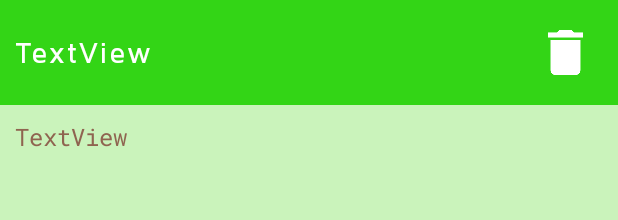
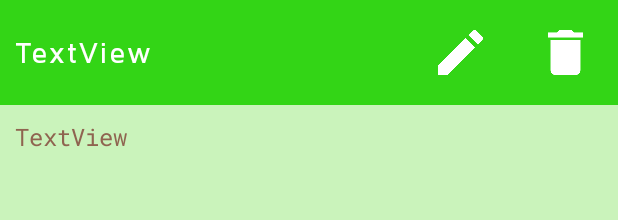
Before and after one commit to dasgauranga2/Secure-Notes, an Android app: the layout activity_note_detail.xml on its own in the app's theme, with its tools: preview values and no code run, on a phone screen of 412 x 824 dp. Shown: the top 220 px of the screen. Run offline under Robolectric (Android 15) with nearby library versions, the phone set to English and light mode, and no system bars.

```diff
--- a/app/build.gradle
+++ b/app/build.gradle
@@ -36,4 +36,5 @@ dependencies {
     testImplementation 'junit:junit:4.+'
     androidTestImplementation 'androidx.test.ext:junit:1.1.2'
     androidTestImplementation 'androidx.test.espresso:espresso-core:3.3.0'
+    implementation "androidx.biometric:biometric:1.1.0"
 }
--- a/app/src/main/java/com/gauranga/securenotes/MainActivity.java
+++ b/app/src/main/java/com/gauranga/securenotes/MainActivity.java
@@ -1,6 +1,7 @@
 package com.gauranga.securenotes;
 
 import androidx.appcompat.app.AppCompatActivity;
+import androidx.fragment.app.FragmentActivity;
 import androidx.recyclerview.widget.LinearLayoutManager;
 import androidx.recyclerview.widget.RecyclerView;
 
@@ -65,7 +66,7 @@ public class MainActivity extends AppCompatActivity {
 
     public void setup_recyclerview() {
 
-        NoteListAdapter noteListAdapter = new NoteListAdapter(this, titles, contents);
+        NoteListAdapter noteListAdapter = new NoteListAdapter(MainActivity.this, titles, contents);
         recyclerView.setAdapter(noteListAdapter);
         recyclerView.setLayoutManager(new LinearLayoutManager(this));
     }
--- a/app/src/main/res/layout/activity_note_detail.xml
+++ b/app/src/main/res/layout/activity_note_detail.xml
@@ -28,9 +28,11 @@
             android:textColor="@color/white"
             android:textSize="20sp"
             app:layout_constraintBottom_toBottomOf="parent"
-            app:layout_constraintEnd_toStartOf="@+id/deleteNoteButton"
+            app:layout_constraintEnd_toStartOf="@+id/imageButton"
+            app:layout_constraintHorizontal_bias="1.0"
             app:layout_constraintStart_toStartOf="parent"
-            app:layout_constraintTop_toTopOf="parent" />
+            app:layout_constraintTop_toTopOf="parent"
+            app:layout_constraintVertical_bias="0.0" />
 
         <ImageButton
             android:id="@+id/deleteNoteButton"
@@ -44,6 +46,18 @@
             app:layout_constraintEnd_toEndOf="parent"
             app:layout_constraintTop_toTopOf="parent"
             app:srcCompat="@drawable/delete" />
+
+        <ImageButton
+            android:id="@+id/imageButton"
+            android:layout_width="70dp"
+            android:layout_height="0dp"
+            android:background="?android:attr/selectableItemBackground"
+            android:padding="20sp"
+            android:scaleType="fitXY"
+            app:layout_constraintBottom_toBottomOf="parent"
+            app:layout_constraintEnd_toStartOf="@+id/deleteNoteButton"
+            app:layout_constraintTop_toTopOf="parent"
+            app:srcCompat="@drawable/edit" />
     </androidx.constraintlayout.widget.ConstraintLayout>
 
     <TextView
```
Also changed, not shown: app/src/main/java/com/gauranga/securenotes/NoteListAdapter.java (+60 -6 lines), app/src/main/res/drawable/edit.png (added).
